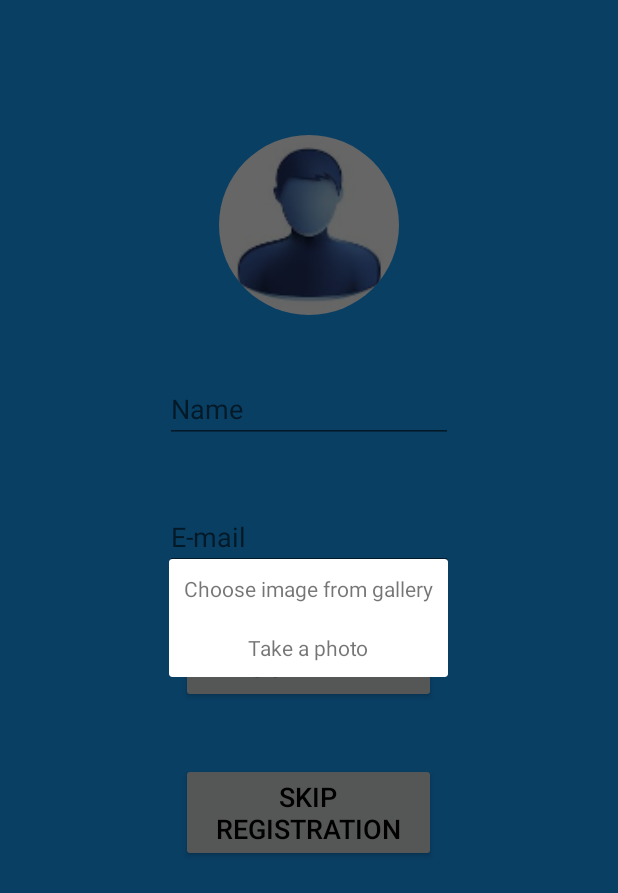
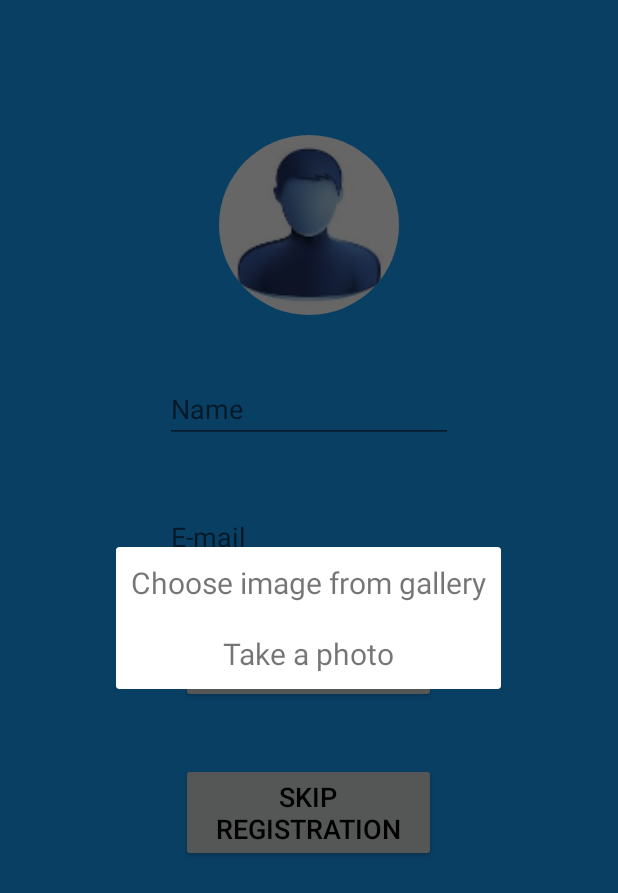
Before and after one commit to CrazyClimbersTeam/HoReCa, an Android app: the screen it shows after launch (StartActivity), after a tap on an icon or button, on a phone screen of 412 x 824 dp. Shown: the top 893 px of the screen. Run offline under Robolectric (Android 15) with nearby library versions, the phone set to English and light mode, and no system bars; our stand-ins replace ButterKnife, CircleImageView; libraries missing offline, so code that uses them is left out: com.soundcloud.android; pictures from the network do not load; 2 statements that could not run were skipped.

Commit message:
dialog has mogified

```diff
--- a/app/src/main/java/com/crazyclimbersteam/horeca/dialog/ChoosePictureDialog.java
+++ b/app/src/main/java/com/crazyclimbersteam/horeca/dialog/ChoosePictureDialog.java
@@ -28,6 +28,7 @@ public class ChoosePictureDialog extends DialogFragment implements View.OnClickL
                 break;
             case R.id.take_photo:
                 // TODO implement possibility to take photo from device camera
+                Crop.pickImage(getActivity());
                 dismiss();
                 break;
         }
--- a/app/src/main/res/layout/take_picture_dialog.xml
+++ b/app/src/main/res/layout/take_picture_dialog.xml
@@ -10,6 +10,7 @@
         android:layout_height="wrap_content"
         android:layout_gravity="center"
         android:layout_margin="10dp"
+        android:textSize="20sp"
         android:text="@string/choose_image" />
 
     <TextView
@@ -18,6 +19,7 @@
         android:layout_height="wrap_content"
         android:layout_gravity="center"
         android:layout_margin="10dp"
+        android:textSize="20sp"
         android:text="@string/take_a_photo" />
 
 </LinearLayout>
```
